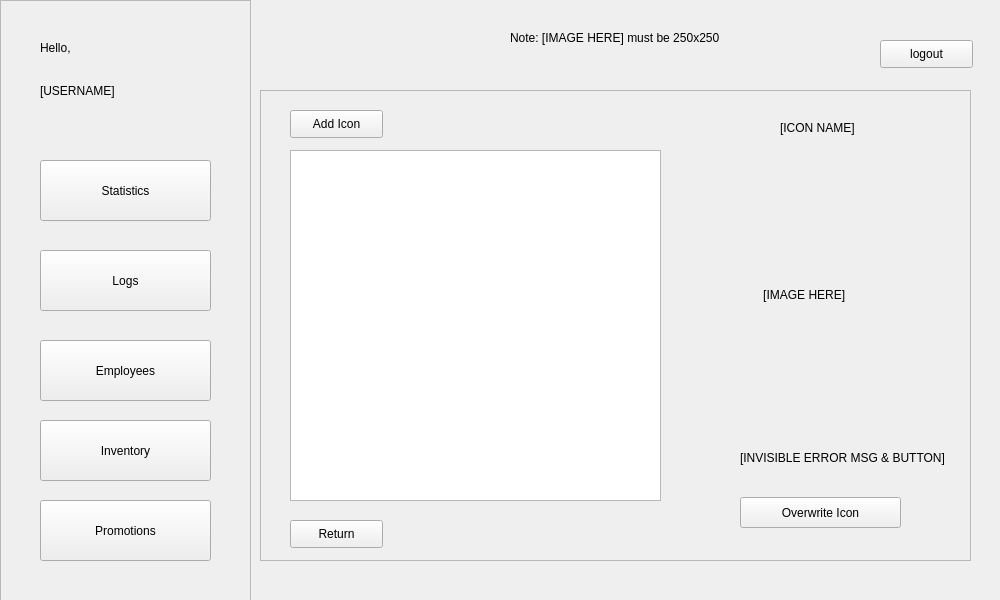
Qt form POS/UI/inventoryIcons.ui (ReiZedlav/CSCC-21.1-Software-Engineering-1) before a commit.
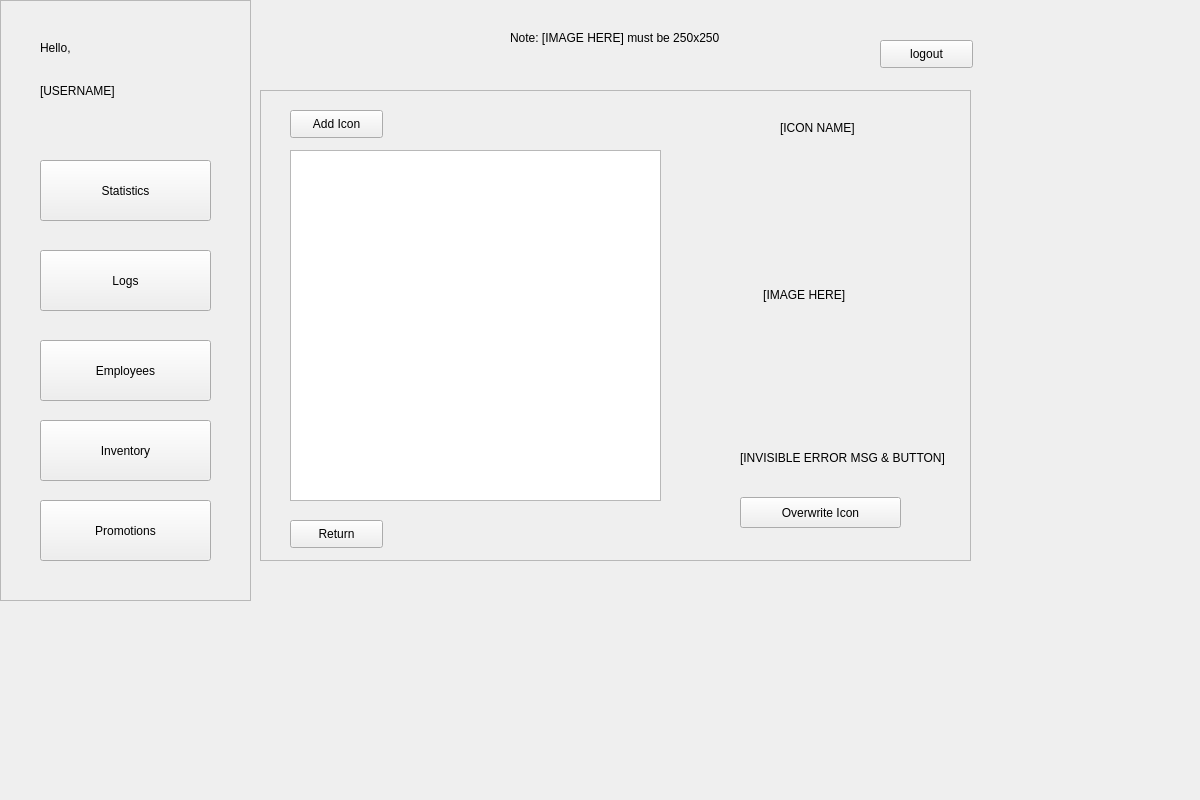
The same form after that commit.

Patch:
```diff
--- a/POS/UI/inventoryIcons.ui
+++ b/POS/UI/inventoryIcons.ui
@@ -6,8 +6,8 @@
    <rect>
     <x>0</x>
     <y>0</y>
-    <width>1000</width>
-    <height>600</height>
+    <width>1200</width>
+    <height>800</height>
    </rect>
   </property>
   <property name="windowTitle">
```
Left out of the diff: 2 changed lines with no effect on the pictures.
